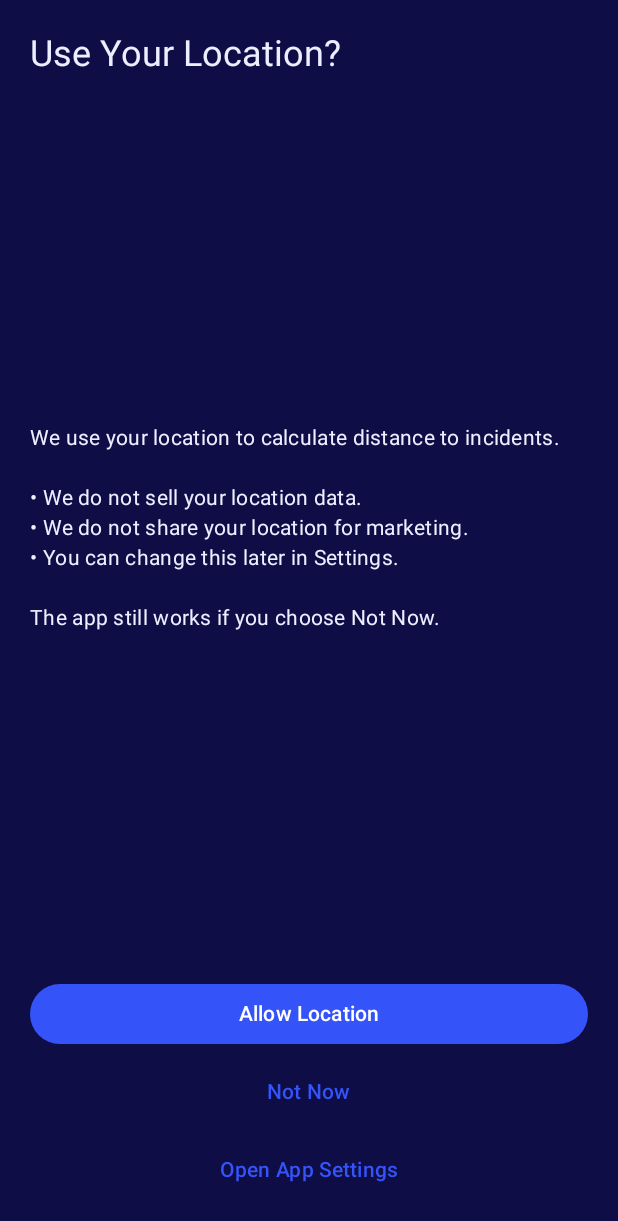
After one commit to scottquintana/ActiveDispatch-Android, an Android app built with Jetpack Compose: the composable LocationPermissionScreen shown on its own in the app's theme, on a phone screen of 412 x 824 dp. The commit adds this screen. Shown: the top 1221 px of the screen. Run offline under Robolectric (Android 15) with nearby library versions, the phone set to English and light mode, and no system bars; libraries missing offline, so code that uses them is left out: com.thirtyhelens; 3 statements that could not run were skipped.

Commit message:
Add onboarding flow, TOS, and permissions

```diff
--- a/app/build.gradle.kts
+++ b/app/build.gradle.kts
@@ -76,6 +76,7 @@ dependencies {
     implementation("androidx.compose.material3:material3:1.3.0-beta04")
     implementation("com.google.android.gms:play-services-maps:18.2.0")
     implementation("com.google.maps.android:maps-compose:2.11.0")
+    implementation("androidx.datastore:datastore-preferences:1.1.1")
 
     coreLibraryDesugaring(libs.desugar.jdk.libs)
 }
--- /dev/null
+++ b/app/src/main/java/com/thirtyhelens/ActiveDispatch/ui/onboarding/LocationPermissionScreen.kt
@@ -0,0 +1,88 @@
+package com.thirtyhelens.ActiveDispatch.ui.onboarding
+
+import android.Manifest
+import android.content.Intent
+import android.net.Uri
+import android.provider.Settings
+import androidx.activity.compose.rememberLauncherForActivityResult
+import androidx.activity.result.contract.ActivityResultContracts
+import androidx.compose.foundation.layout.*
+import androidx.compose.material3.*
+import androidx.compose.runtime.Composable
+import androidx.compose.ui.Modifier
+import androidx.compose.ui.platform.LocalContext
+import androidx.compose.ui.unit.dp
+
+@Composable
+fun LocationPermissionScreen(
+    onFinished: () -> Unit
+) {
+    val ctx = LocalContext.current
+
+    val launcher = rememberLauncherForActivityResult(
+        ActivityResultContracts.RequestMultiplePermissions()
+    ) { result ->
+        val granted = result[Manifest.permission.ACCESS_FINE_LOCATION] == true ||
+                result[Manifest.permission.ACCESS_COARSE_LOCATION] == true
+        onFinished()
+    }
+
+    Scaffold { pv ->
+        Column(
+            Modifier
+                .fillMaxSize()
+                .padding(pv)
+                .padding(20.dp),
+            verticalArrangement = Arrangement.SpaceBetween
+        ) {
+            Text(
+                text = "Use Your Location?",
+                style = MaterialTheme.typography.headlineSmall
+            )
+            Text(
+                text = """
+We use your location to calculate distance to incidents.
+
+• We do not sell your location data.
+• We do not share your location for marketing.
+• You can change this later in Settings.
+
+The app still works if you choose Not Now.
+                """.trimIndent(),
+                style = MaterialTheme.typography.bodyMedium
+            )
+            Column {
+                Button(
+                    onClick = {
+                        launcher.launch(arrayOf(
+                            Manifest.permission.ACCESS_FINE_LOCATION,
+                            Manifest.permission.ACCESS_COARSE_LOCATION
+                        ))
+                    },
+                    modifier = Modifier.fillMaxWidth()
+                ) { Text("Allow Location") }
+
+                TextButton(
+                    onClick = { onFinished() },
+                    modifier = Modifier
+                        .fillMaxWidth()
+                        .padding(top = 4.dp)
+                ) { Text("Not Now") }
+
+                // Optional “Open Settings” helper if they want to manage later
+                TextButton(
+                    onClick = {
+                        val intent = Intent(
+                            Settings.ACTION_APPLICATION_DETAILS_SETTINGS,
+                            Uri.parse("package:${ctx.packageName}")
+                        )
+                        ctx.startActivity(intent)
+                    },
+                    modifier = Modifier
+                        .fillMaxWidth()
+                        .padding(top = 4.dp)
+                ) { Text("Open App Settings") }
+            }
+        }
+    }
+}
```
Also changed, not shown: app/src/main/java/com/thirtyhelens/ActiveDispatch/MainActivity.kt (+12 -6 lines), app/src/main/java/com/thirtyhelens/ActiveDispatch/ui/onboarding/FirstRunPrefs.kt (added, +29 -0 lines), app/src/main/java/com/thirtyhelens/ActiveDispatch/ui/onboarding/OnboardingEntry.kt (added, +22 -0 lines), app/src/main/java/com/thirtyhelens/ActiveDispatch/ui/onboarding/OnboardingVm.kt (added, +54 -0 lines), app/src/main/java/com/thirtyhelens/ActiveDispatch/ui/onboarding/TosScreen.kt (added, +40 -0 lines).
